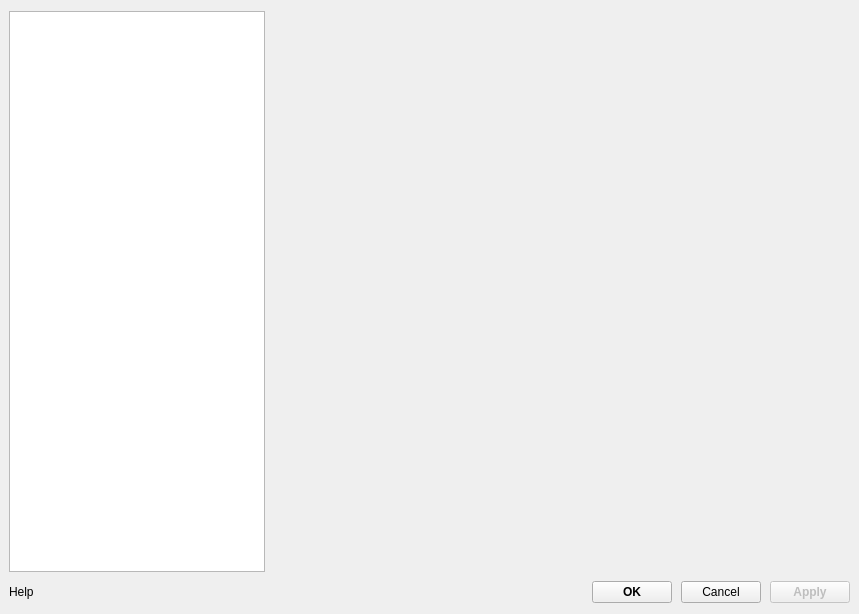
Old version of the form quickiewebbot/ui/application_settings_widget.ui in the repository andrascii/RiveSolutions_SEO_Spider.
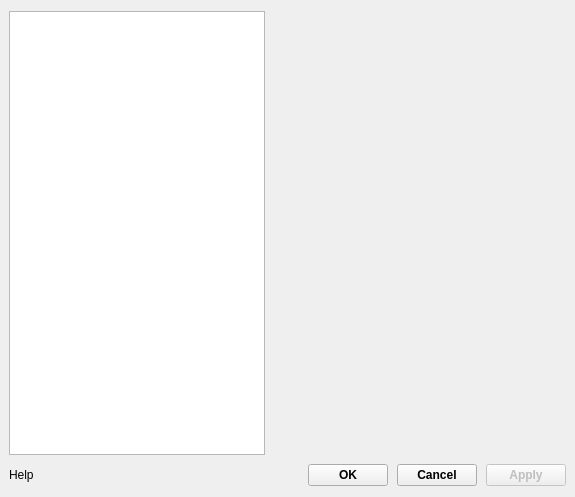
New version of the form.

The edit to the form file:
```diff
--- a/quickiewebbot/ui/application_settings_widget.ui
+++ b/quickiewebbot/ui/application_settings_widget.ui
@@ -6,10 +6,16 @@
    <rect>
     <x>0</x>
     <y>0</y>
-    <width>859</width>
-    <height>614</height>
+    <width>575</width>
+    <height>497</height>
    </rect>
   </property>
+  <property name="sizePolicy">
+   <sizepolicy hsizetype="Preferred" vsizetype="Minimum">
+    <horstretch>0</horstretch>
+    <verstretch>0</verstretch>
+   </sizepolicy>
+  </property>
   <property name="windowTitle">
    <string>Application settings</string>
   </property>
@@ -38,6 +44,12 @@
        <verstretch>0</verstretch>
       </sizepolicy>
      </property>
+     <property name="font">
+      <font>
+       <weight>75</weight>
+       <bold>true</bold>
+      </font>
+     </property>
      <property name="text">
       <string>Cancel</string>
      </property>
```
